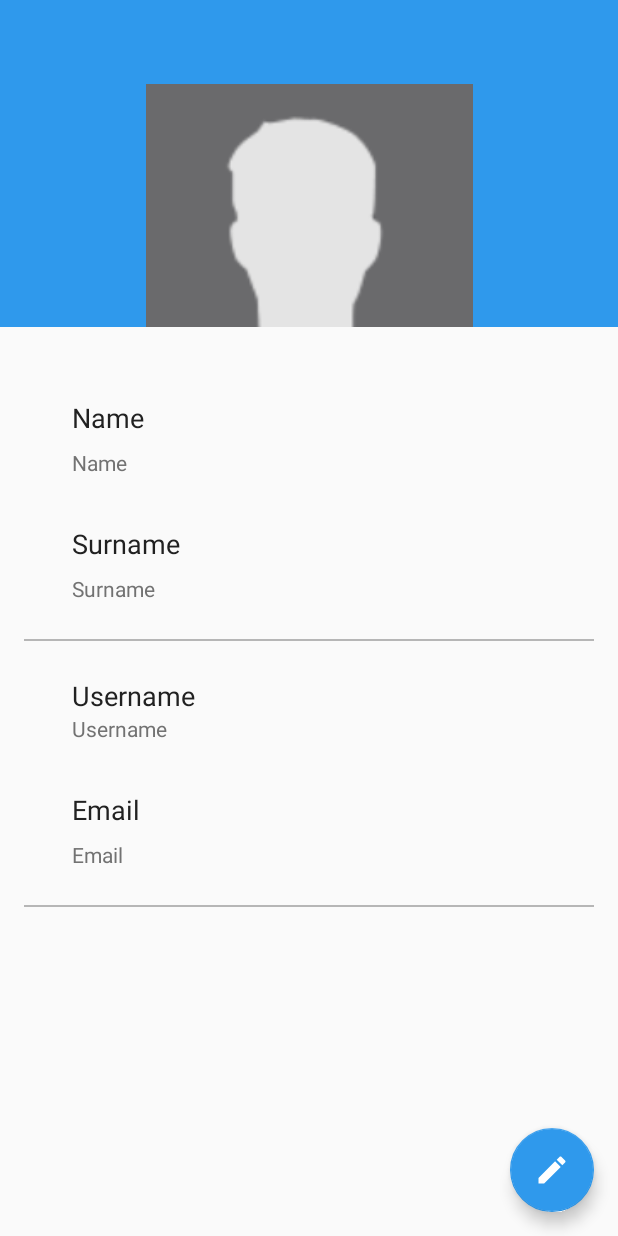
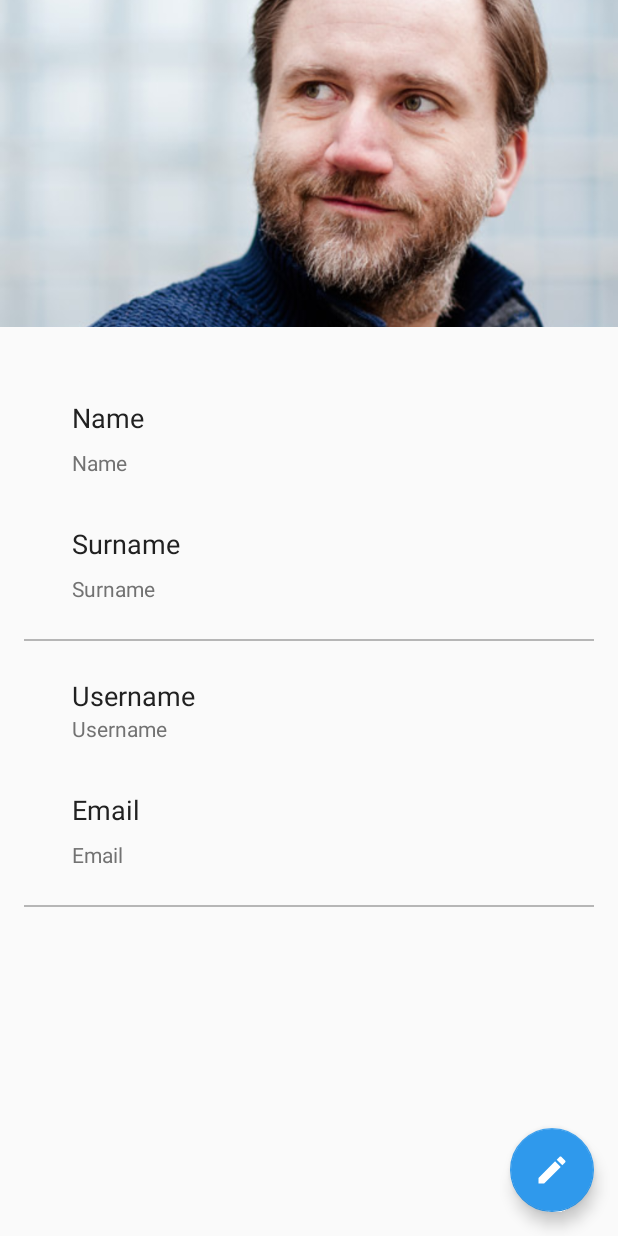
Before and after one commit to santigandolfo/taller2-app-android, an Android app: the layout activity_profile.xml on its own in the app's theme, with its tools: preview values and no code run, on a phone screen of 412 x 824 dp. Run offline under Robolectric (Android 15) with nearby library versions, the phone set to English and light mode, and no system bars.

Commit message:
Improved view of ProfileActivity

```diff
--- a/Fiuber2/app/src/main/java/com/fiuber/fiuber/LoginActivity.java
+++ b/Fiuber2/app/src/main/java/com/fiuber/fiuber/LoginActivity.java
@@ -169,7 +169,7 @@ public class LoginActivity extends AppCompatActivity implements
                         if (task.isSuccessful()) {
                             // Sign in success, update UI with the signed-in user's information
                             Log.d(TAG, "signInWithEmail:success");
-                            Toast.makeText(LoginActivity.this, "Log In Successful", Toast.LENGTH_SHORT).show();
+                            //Toast.makeText(LoginActivity.this, "Log In Successful", Toast.LENGTH_SHORT).show();
                             FirebaseUser user = mAuth.getCurrentUser();
                             if (user != null) {
                                 Log.d(TAG, "loginServerUserJson");
@@ -178,7 +178,7 @@ public class LoginActivity extends AppCompatActivity implements
                         } else {
                             // If sign in fails, display a message to the user.
                             Log.w(TAG, "signInWithEmail:failure", task.getException());
-                            Toast.makeText(LoginActivity.this, "Sign In failed.",
+                            Toast.makeText(LoginActivity.this, "Login Failed.",
                                     Toast.LENGTH_SHORT).show();
                         }
 
@@ -228,7 +228,7 @@ public class LoginActivity extends AppCompatActivity implements
                         if (task.isSuccessful()) {
                             // Sign in success, update UI with the signed-in user's information
                             Log.d(TAG, "createUserWithEmail:success");
-                            Toast.makeText(LoginActivity.this, "Registration Successful", Toast.LENGTH_SHORT).show();
+                            //Toast.makeText(LoginActivity.this, "Registration Successful", Toast.LENGTH_SHORT).show();
                             FirebaseUser user = mAuth.getCurrentUser();
                             if (user != null) {
                                 Log.d(TAG, "createServerUser");
--- a/Fiuber2/app/src/main/java/com/fiuber/fiuber/MapsActivity.java
+++ b/Fiuber2/app/src/main/java/com/fiuber/fiuber/MapsActivity.java
@@ -247,6 +247,7 @@ public class MapsActivity extends AppCompatActivity
         @Override
         public void onErrorResponse(VolleyError error) {
             Log.e(TAG, "Response error: "+error.toString());
+/*
             NetworkResponse response = error.networkResponse;
             if(response != null && response.data != null){
                 switch(response.statusCode){
@@ -258,6 +259,10 @@ public class MapsActivity extends AppCompatActivity
                         break;
                 }
             }
+
+*/
+            Log.d(TAG, "Change activity to LoginActivity");
+            startActivity(new Intent(getApplicationContext(), LoginActivity.class));
 
         }
     };
--- a/Fiuber2/app/src/main/java/com/fiuber/fiuber/MyRequestQueue.java
+++ b/Fiuber2/app/src/main/java/com/fiuber/fiuber/MyRequestQueue.java
@@ -15,14 +15,14 @@ public class MyRequestQueue {
     private static Context mCtx;
     private static HttpStack mHttpStack;
 
-    private MyRequestQueue(Context context, HttpStack httpStack) {
+    private MyRequestQueue(Context context/*, HttpStack httpStack*/) {
         mCtx = context;
         mRequestQueue = getRequestQueue();
     }
 
-    public static synchronized MyRequestQueue getInstance(Context context, HttpStack httpStack) {
+    public static synchronized MyRequestQueue getInstance(Context context/*, HttpStack httpStack*/) {
         if (mInstance == null) {
-            mInstance = new MyRequestQueue(context, mHttpStack);
+            mInstance = new MyRequestQueue(context/*, mHttpStack*/);
         }
         return mInstance;
     }
--- a/Fiuber2/app/src/main/java/com/fiuber/fiuber/ServerHandler.java
+++ b/Fiuber2/app/src/main/java/com/fiuber/fiuber/ServerHandler.java
@@ -55,7 +55,7 @@ public class ServerHandler {
     public ServerHandler(Context aplicationContext) {
         HttpStack httpStack;
         httpStack = new CustomHurlStack();
-        mRequestQueue = MyRequestQueue.getInstance(aplicationContext, httpStack).getRequestQueue();
+        mRequestQueue = MyRequestQueue.getInstance(aplicationContext/*, httpStack*/).getRequestQueue();
     }
 
     public <T> void addToRequestQueue(Request<T> req) {
--- a/Fiuber2/app/src/main/res/layout/activity_profile.xml
+++ b/Fiuber2/app/src/main/res/layout/activity_profile.xml
@@ -24,9 +24,11 @@
 
             <ImageView
                 android:layout_width="match_parent"
-                android:layout_height="wrap_content"
+                android:layout_height="match_parent"
                 android:adjustViewBounds="true"
-                android:src="@drawable/photo"
+                android:src="@drawable/generic"
+                android:scaleType="centerCrop"
+                android:fitsSystemWindows="true"
                 app:layout_collapseMode="parallax"
                 app:layout_collapseParallaxMultiplier="0.7" />
 
--- a/Fiuber2/app/src/main/res/layout/activity_profile_modification.xml
+++ b/Fiuber2/app/src/main/res/layout/activity_profile_modification.xml
@@ -44,14 +44,14 @@
                 android:layout_height="120dp"
                 android:layout_gravity="center"
                 android:scaleType="centerCrop"
-                android:src="@drawable/photo"/>
+                android:src="@drawable/generic"/>
 
             <android.support.design.widget.TextInputLayout
                 android:layout_width="match_parent"
                 android:layout_height="wrap_content">
 
                 <EditText
-                    android:id="@+id/text_name"
+                    android:id="@+id/text_firstname"
                     android:layout_width="match_parent"
                     android:layout_height="wrap_content"
                     android:hint="@string/prompt_name"
@@ -66,7 +66,7 @@
                 android:layout_height="wrap_content">
 
                 <EditText
-                    android:id="@+id/text_surname"
+                    android:id="@+id/text_lastname"
                     android:layout_width="match_parent"
                     android:layout_height="wrap_content"
                     android:hint="@string/prompt_surname"
--- a/Fiuber2/app/src/main/res/layout/content_scrolling_profile.xml
+++ b/Fiuber2/app/src/main/res/layout/content_scrolling_profile.xml
@@ -7,7 +7,7 @@
     android:layout_marginTop="@dimen/activity_horizontal_margin"
     android:padding="@dimen/activity_horizontal_margin"
     app:layout_behavior="@string/appbar_scrolling_view_behavior"
-    tools:context="com.fiuber.fiuber.PaymentActivity"
+    tools:context="com.fiuber.fiuber.ProfileActivity"
     tools:showIn="@layout/activity_profile">
 
     <LinearLayout
@@ -24,7 +24,7 @@
 
 
             <TextView
-                android:id="@+id/text_name"
+                android:id="@+id/text_firstname"
                 android:layout_width="wrap_content"
                 android:layout_height="wrap_content"
                 android:layout_marginLeft="@dimen/activity_horizontal_margin"
@@ -36,7 +36,7 @@
             <TextView
                 android:layout_width="wrap_content"
                 android:layout_height="wrap_content"
-                android:layout_below="@id/text_name"
+                android:layout_below="@id/text_firstname"
                 android:layout_marginLeft="@dimen/activity_horizontal_margin"
                 android:layout_marginStart="@dimen/activity_horizontal_margin"
                 android:layout_marginTop="8dp"
@@ -55,7 +55,7 @@
 
 
             <TextView
-                android:id="@+id/text_surname"
+                android:id="@+id/text_lastname"
                 android:layout_width="wrap_content"
                 android:layout_height="wrap_content"
                 android:layout_marginLeft="@dimen/activity_horizontal_margin"
@@ -67,7 +67,7 @@
             <TextView
                 android:layout_width="wrap_content"
                 android:layout_height="wrap_content"
-                android:layout_below="@id/text_surname"
+                android:layout_below="@id/text_lastname"
                 android:layout_marginLeft="@dimen/activity_horizontal_margin"
                 android:layout_marginStart="@dimen/activity_horizontal_margin"
                 android:layout_marginTop="8dp"
```
Also changed, not shown: Fiuber2/app/src/main/java/com/fiuber/fiuber/ProfileActivity.java (+6 -11 lines), Fiuber2/app/src/main/java/com/fiuber/fiuber/ProfileModificationActivity.java (+14 -9 lines), Fiuber2/app/src/main/res/drawable/generic.jpg (added).
